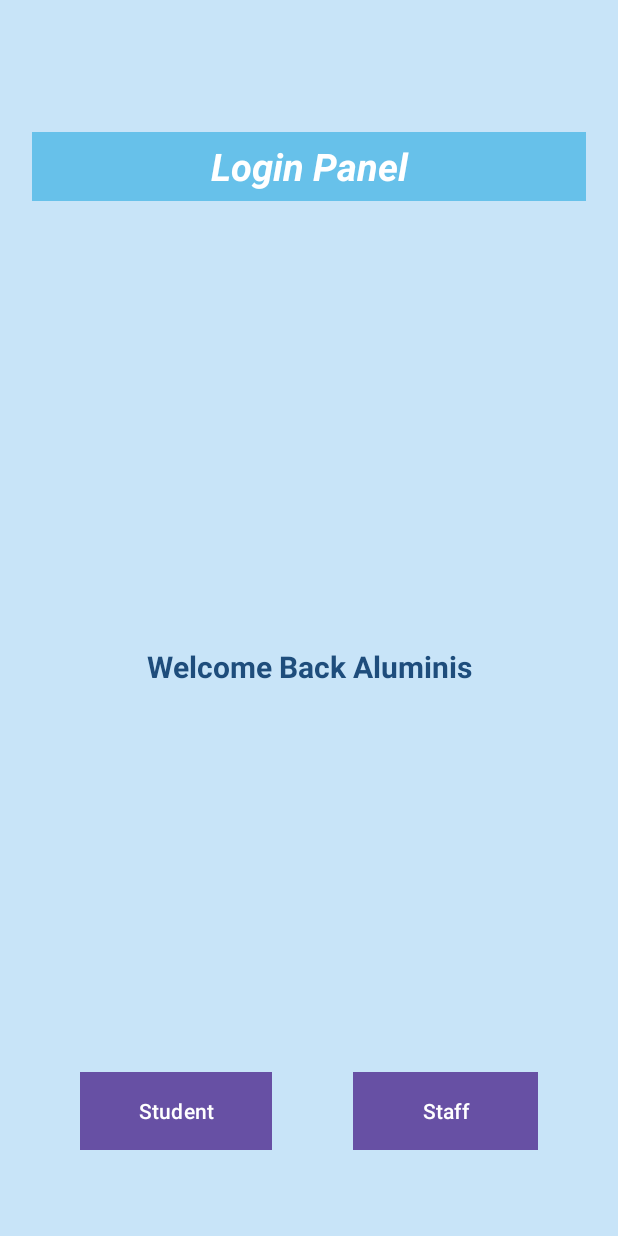
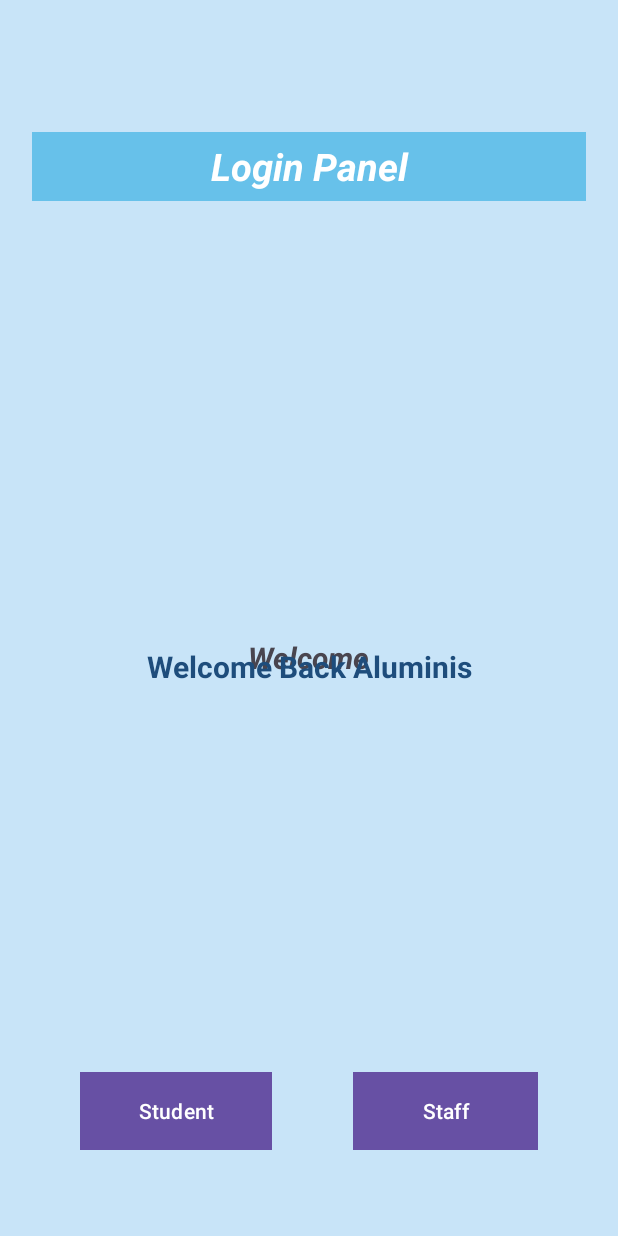
Before and after one commit to Gopi2312/AndroidFragments, an Android app: the fragment FirstFragment placed in its activity, after a tap on "Student Login", on a phone screen of 412 x 824 dp. Run offline under Robolectric (Android 15) with nearby library versions, the phone set to English and light mode, and no system bars; 2 statements that could not run were skipped.

Commit message:
20-10-2023

```diff
--- a/app/build.gradle.kts
+++ b/app/build.gradle.kts
@@ -52,4 +52,5 @@ dependencies {
     testImplementation("junit:junit:4.13.2")
     androidTestImplementation("androidx.test.ext:junit:1.1.5")
     androidTestImplementation("androidx.test.espresso:espresso-core:3.5.1")
+    implementation ("androidx.lifecycle:lifecycle-viewmodel-ktx:2.6.2")
 }
--- a/app/src/main/java/com/example/myapplication/FirstFragment.kt
+++ b/app/src/main/java/com/example/myapplication/FirstFragment.kt
@@ -6,9 +6,12 @@ import android.view.LayoutInflater
 import android.view.View
 import android.view.ViewGroup
 import androidx.fragment.app.Fragment
+import androidx.fragment.app.viewModels
+import androidx.lifecycle.ViewModel
 import com.example.myapplication.databinding.FragmentFirstBinding
 
 class FirstFragment : Fragment() {
+    private val viewModel : LoginViewModel by viewModels()
     private var _binding: FragmentFirstBinding? = null
 
     private val binding get() = _binding!!
@@ -28,7 +31,9 @@ class FirstFragment : Fragment() {
             Log.i("Main","login click")
             val username = binding.studentUserName.text.toString()
             val password = binding.studentPassword.text.toString()
+            viewModel.getValue(username,password)
             Log.i("main",username)
+            Log.i("wel",viewModel.userName.toString())
             parentFragmentManager.beginTransaction().apply {
                 replace(R.id.fragmentContainerView,WelcomeFragment())
                 addToBackStack(null)
--- /dev/null
+++ b/app/src/main/java/com/example/myapplication/LoginViewModel.kt
@@ -0,0 +1,13 @@
+package com.example.myapplication
+
+import androidx.lifecycle.ViewModel
+import kotlin.reflect.KProperty
+
+class LoginViewModel: ViewModel() {
+    lateinit var userName:String
+    private lateinit var password : String
+    fun getValue(username:String,passwords:String){
+        userName = username
+        password= passwords
+    }
+}
--- a/app/src/main/java/com/example/myapplication/WelcomeFragment.kt
+++ b/app/src/main/java/com/example/myapplication/WelcomeFragment.kt
@@ -1,7 +1,36 @@
 package com.example.myapplication
 
+import android.os.Bundle
+import android.util.Log
+import android.view.LayoutInflater
+import android.view.View
+import android.view.ViewGroup
 import androidx.fragment.app.Fragment
+import androidx.fragment.app.viewModels
+import com.example.myapplication.databinding.FragmentFirstBinding
+import com.example.myapplication.databinding.WelcomFragmentBinding
 
 class WelcomeFragment: Fragment(R.layout.welcom_fragment) {
 
+    private val viewModel : LoginViewModel by viewModels()
+    private var _binding : WelcomFragmentBinding? = null
+    private val binding get() = _binding!!
+    override fun onCreateView(
+        inflater: LayoutInflater,
+        container: ViewGroup?,
+        savedInstanceState: Bundle?
+    ): View? {
+        _binding = WelcomFragmentBinding.inflate(inflater, container, false)
+
+        return binding.root
+    }
+    override fun onViewCreated(view: View, savedInstanceState: Bundle?) {
+        super.onViewCreated(view, savedInstanceState)
+        Log.i("welcome",viewModel.userName.toString())
+        if (!viewModel.userName.isNullOrEmpty()) {
+            binding.welcomeText.text = "Welcome Back ${viewModel.userName}"
+        } else {
+            binding.welcomeText.text = "Welcome"
+        }
+    }
 }
--- a/app/src/main/res/layout/welcom_fragment.xml
+++ b/app/src/main/res/layout/welcom_fragment.xml
@@ -6,21 +6,16 @@
     android:layout_height="match_parent">
 
     <TextView
-        android:id="@+id/textView"
-        android:layout_width="203dp"
-        android:layout_height="58dp"
-        android:layout_marginStart="109dp"
-        android:layout_marginTop="284dp"
-        android:layout_marginEnd="133dp"
-        android:layout_marginBottom="310dp"
+        android:id="@+id/welcomeText"
+        android:layout_width="195dp"
+        android:layout_height="46dp"
         android:gravity="center"
-        android:text="@string/welcome_students"
-        android:textSize="25sp"
+        android:text="TextView"
+        android:textSize="20sp"
+        android:textStyle="bold|italic"
         app:layout_constraintBottom_toBottomOf="parent"
         app:layout_constraintEnd_toEndOf="parent"
-        app:layout_constraintHorizontal_bias="0.671"
         app:layout_constraintStart_toStartOf="parent"
-        app:layout_constraintTop_toTopOf="parent"
-        app:layout_constraintVertical_bias="0.56" />
+        app:layout_constraintTop_toTopOf="parent" />
 
 </androidx.constraintlayout.widget.ConstraintLayout>
```
